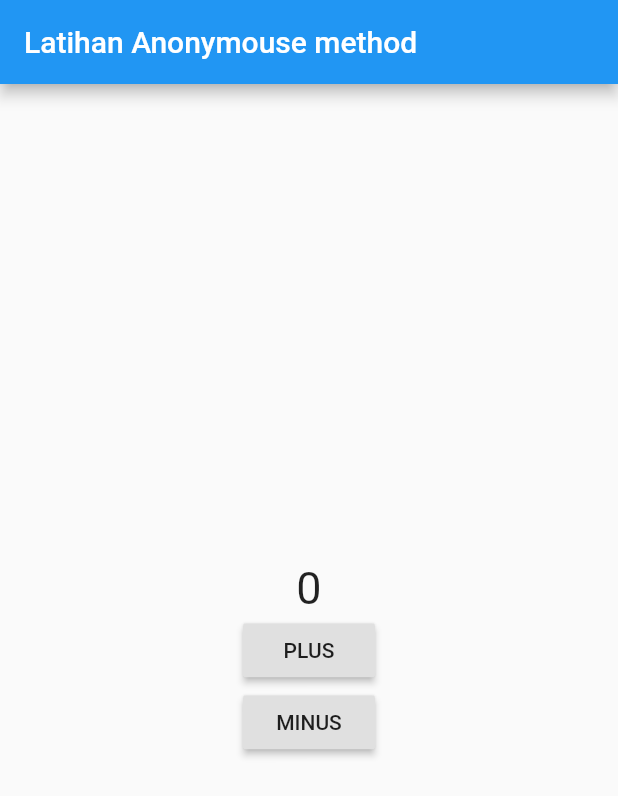
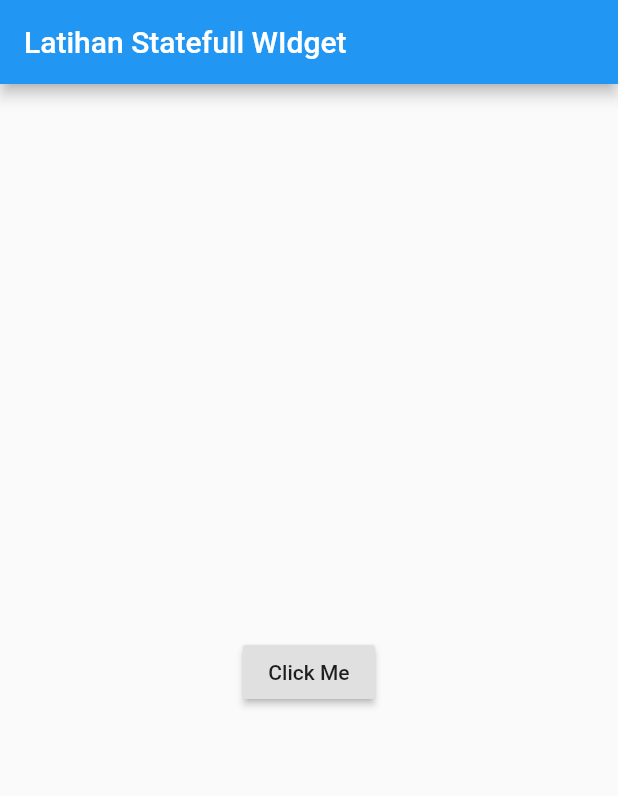
Before and after one commit to akbariyansyah/latihan-flutter, a Flutter app: the screen it shows after launch, on a phone screen of 412 x 824 dp. Shown: the top 796 px of the screen. Run offline on Flutter 3.47's test engine with Material 2 defaults, Android fonts, the phone set to English and light mode, and no system bars.

Commit message:
-Initial Commit -Complete the code

```diff
--- a/lib/main.dart
+++ b/lib/main.dart
@@ -22,41 +22,35 @@ class MainPage extends StatefulWidget {
 }
 
 class _MainPageState extends State<MainPage> {
-  int counter = 0;
+  bool isPressed = false;
   @override
   Widget build(BuildContext context) {
     return Scaffold(
         appBar: AppBar(
           title: Text(
-            "Latihan Anonymouse method",
+            "Latihan Statefull WIdget",
           ),
         ),
         body: Column(
           mainAxisAlignment: MainAxisAlignment.center,
           children: [
             Center(
-              child: Text(
-                counter.toString(),
-                style: TextStyle(fontSize: 30),
-              ),
+              child: (isPressed)
+                  ? Icon(
+                      Icons.adb,
+                      size: 80,
+                      color: Colors.red,
+                    )
+                  : Text(""),
             ),
             Center(
               child: RaisedButton(
                 onPressed: () {
                   setState(() {
-                    counter += 1;
+                    isPressed = !isPressed;
                   });
                 },
-                child: Text("PLUS"),
-              ),
-            ),     Center(
-              child: RaisedButton(
-                onPressed: () {
-                  setState(() {
-                    counter -= 1;
-                  });
-                },
-                child: Text("MINUS"),
+                child: Text("Click Me"),
               ),
             ),
           ],
```
